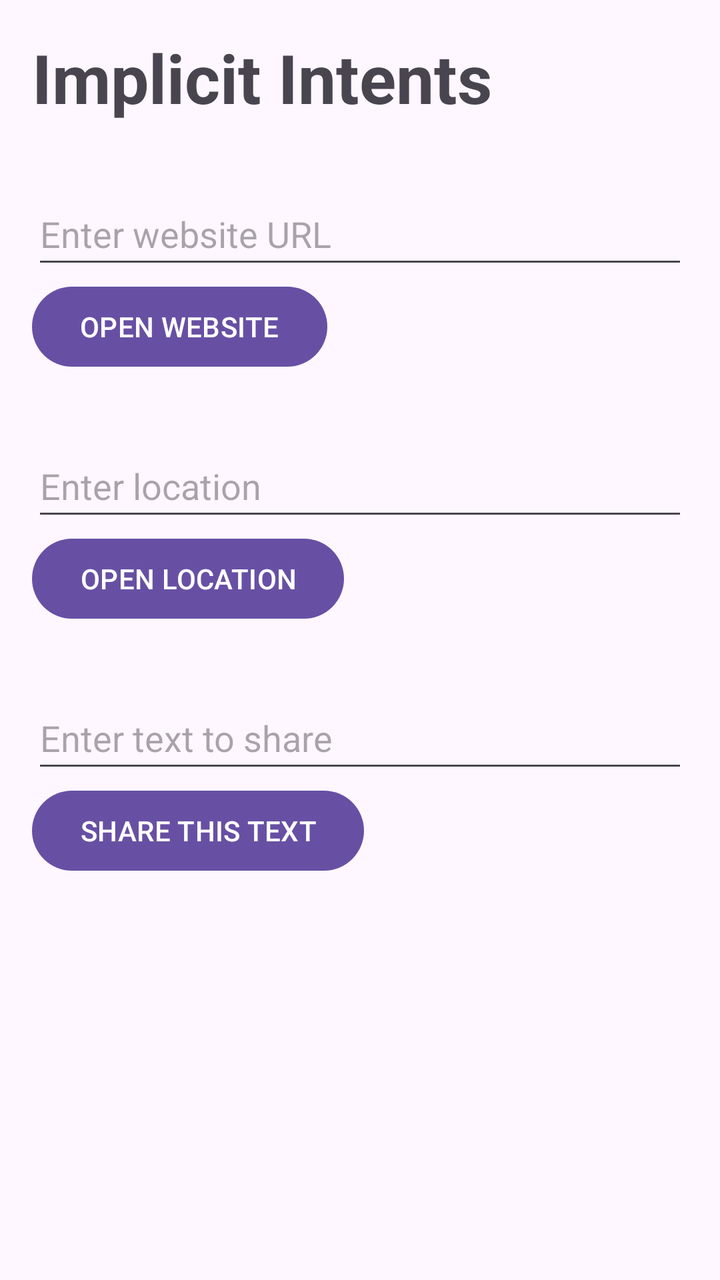
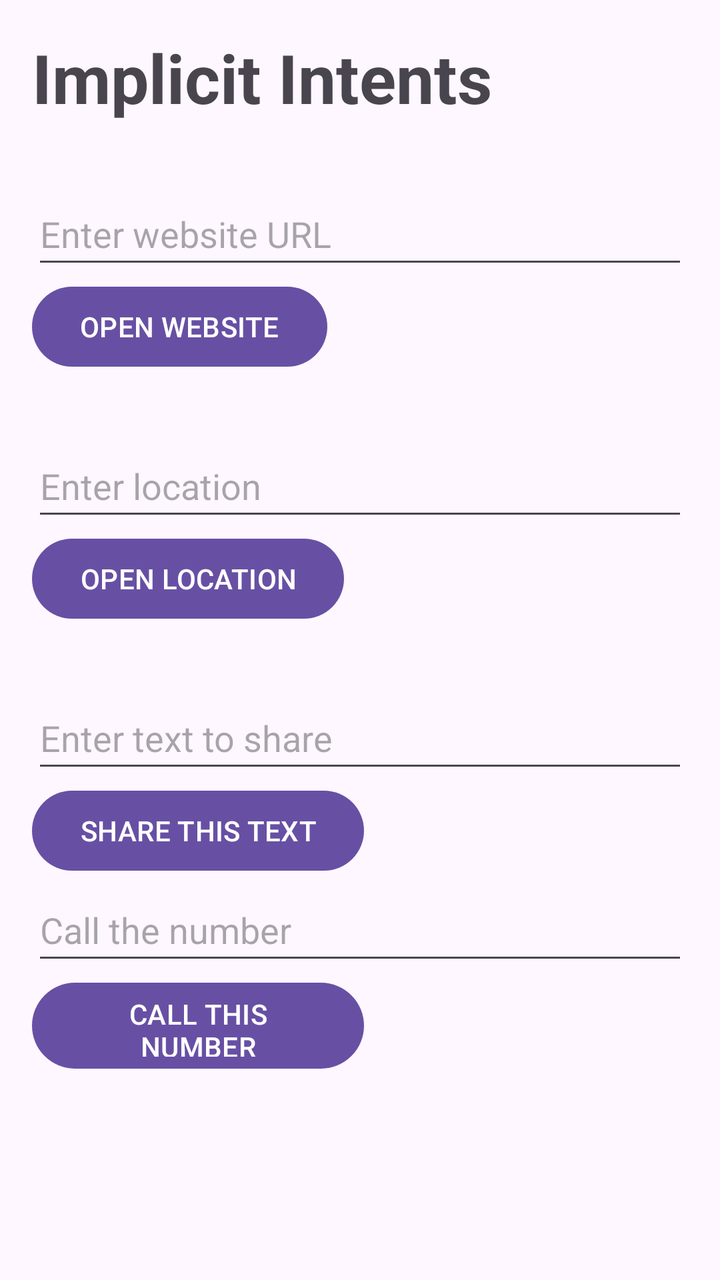

The first picture is an Android layout as it rendered before a commit; the second is the same layout after the commit. The layout source and the unified diff follow.
<!-- AndroidManifest.xml: application theme Theme.ImplicitIntents -->
<!-- res/layout/activity_main.xml -->
<?xml version="1.0" encoding="utf-8"?>
<LinearLayout
    xmlns:android="http://schemas.android.com/apk/res/android"
    android:id="@+id/main"
    android:layout_width="match_parent"
    android:layout_height="match_parent"
    android:orientation="vertical"
    android:padding="16dp">

    <TextView
        android:id="@+id/textView"
        android:layout_width="match_parent"
        android:layout_height="wrap_content"
        android:layout_marginBottom="30dp"
        android:text="@string/title"
        android:textSize="34sp"
        android:textStyle="bold" />

    <EditText
        android:id="@+id/editTextText"
        android:layout_width="match_parent"
        android:layout_height="wrap_content"
        android:hint="@string/website_hint"
        android:inputType="textUri"
        android:minHeight="48dp" />

    <Button
        android:id="@+id/button"
        android:layout_width="wrap_content"
        android:layout_height="wrap_content"
        android:layout_marginBottom="30dp"
        android:text="@string/open_website"
        android:onClick="openWebsite" />

    <EditText
        android:id="@+id/editTextTextPostalAddress"
        android:layout_width="match_parent"
        android:layout_height="wrap_content"
        android:hint="@string/location_hint"
        android:inputType="textPostalAddress"
        android:minHeight="48dp" />

    <Button
        android:id="@+id/button2"
        android:layout_width="wrap_content"
        android:layout_height="wrap_content"
        android:layout_marginBottom="30dp"
        android:text="@string/open_location"
        android:onClick="openLocation" />

    <EditText
        android:id="@+id/editTextText2"
        android:layout_width="match_parent"
        android:layout_height="wrap_content"
        android:hint="@string/share_hint"
        android:inputType="text"
        android:minHeight="48dp" />

    <Button
        android:id="@+id/button3"
        android:layout_width="wrap_content"
        android:layout_height="wrap_content"
        android:text="@string/share_text"
        android:onClick="shareText" />

</LinearLayout>
<!-- resources referenced by this layout -->
<resources>
  <string name="location_hint">Enter location</string>
  <string name="open_location">OPEN LOCATION</string>
  <string name="open_website">OPEN WEBSITE</string>
  <string name="share_hint">Enter text to share</string>
  <string name="share_text">SHARE THIS TEXT</string>
  <string name="title">Implicit Intents</string>
  <string name="website_hint">Enter website URL</string>
  <style name="Theme.ImplicitIntents" parent="Base.Theme.ImplicitIntents" />
  <style name="Base.Theme.ImplicitIntents" parent="Theme.Material3.DayNight.NoActionBar">
          
          
      </style>
</resources>

<!-- the commit's change to res/layout/activity_main.xml (unified diff, before → after) -->
@@ -1,6 +1,5 @@
 <?xml version="1.0" encoding="utf-8"?>
-<LinearLayout
-    xmlns:android="http://schemas.android.com/apk/res/android"
+<LinearLayout xmlns:android="http://schemas.android.com/apk/res/android"
     android:id="@+id/main"
     android:layout_width="match_parent"
     android:layout_height="match_parent"
@@ -29,8 +28,8 @@
         android:layout_width="wrap_content"
         android:layout_height="wrap_content"
         android:layout_marginBottom="30dp"
-        android:text="@string/open_website"
-        android:onClick="openWebsite" />
+        android:onClick="openWebsite"
+        android:text="@string/open_website" />
 
     <EditText
         android:id="@+id/editTextTextPostalAddress"
@@ -38,15 +37,16 @@
         android:layout_height="wrap_content"
         android:hint="@string/location_hint"
         android:inputType="textPostalAddress"
-        android:minHeight="48dp" />
+        android:minHeight="48dp"
+        android:visibility="visible" />
 
     <Button
         android:id="@+id/button2"
         android:layout_width="wrap_content"
         android:layout_height="wrap_content"
         android:layout_marginBottom="30dp"
-        android:text="@string/open_location"
-        android:onClick="openLocation" />
+        android:onClick="openLocation"
+        android:text="@string/open_location" />
 
     <EditText
         android:id="@+id/editTextText2"
@@ -60,7 +60,22 @@
         android:id="@+id/button3"
         android:layout_width="wrap_content"
         android:layout_height="wrap_content"
-        android:text="@string/share_text"
-        android:onClick="shareText" />
+        android:onClick="shareText"
+        android:text="@string/share_text" />
+
+    <EditText
+        android:id="@+id/editTextPhone"
+        android:layout_width="match_parent"
+        android:layout_height="wrap_content"
+        android:ems="10"
+        android:hint="Call the number"
+        android:inputType="phone"
+        android:minHeight="48dp" />
+
+    <Button
+        android:id="@+id/button4"
+        android:layout_width="166dp"
+        android:layout_height="51dp"
+        android:text="CALL THIS NUMBER" />
 
 </LinearLayout>
